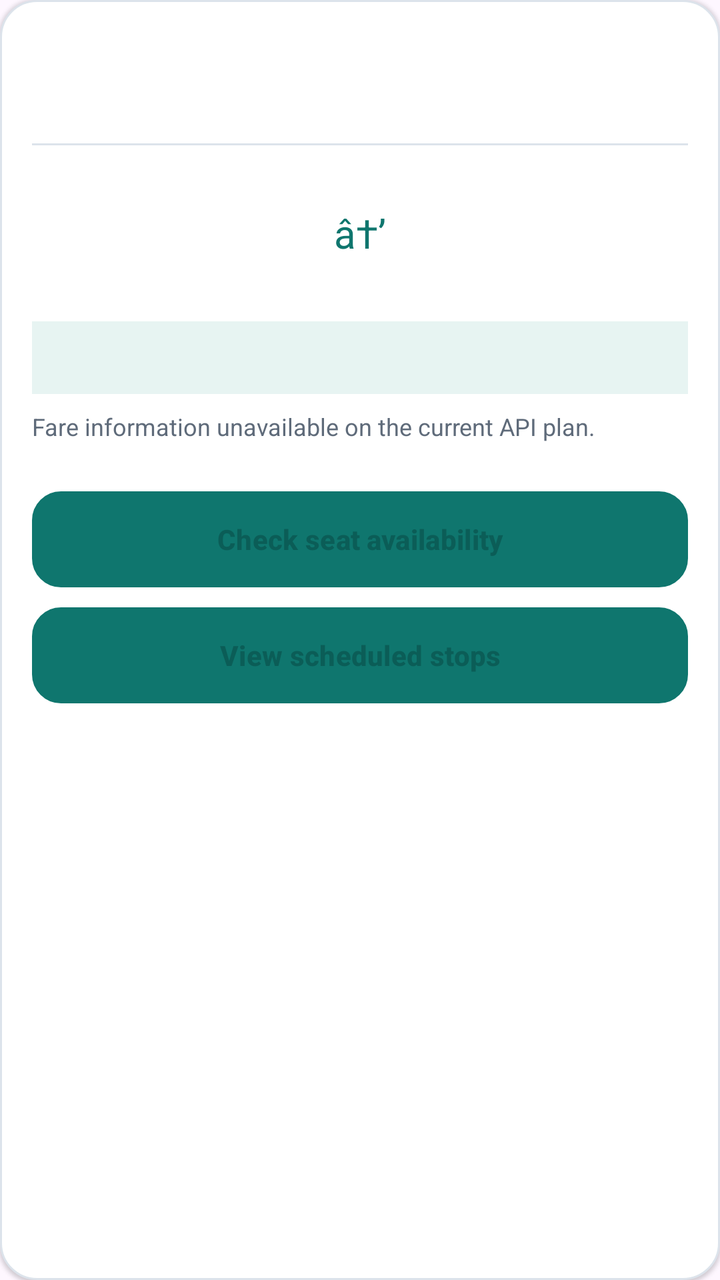
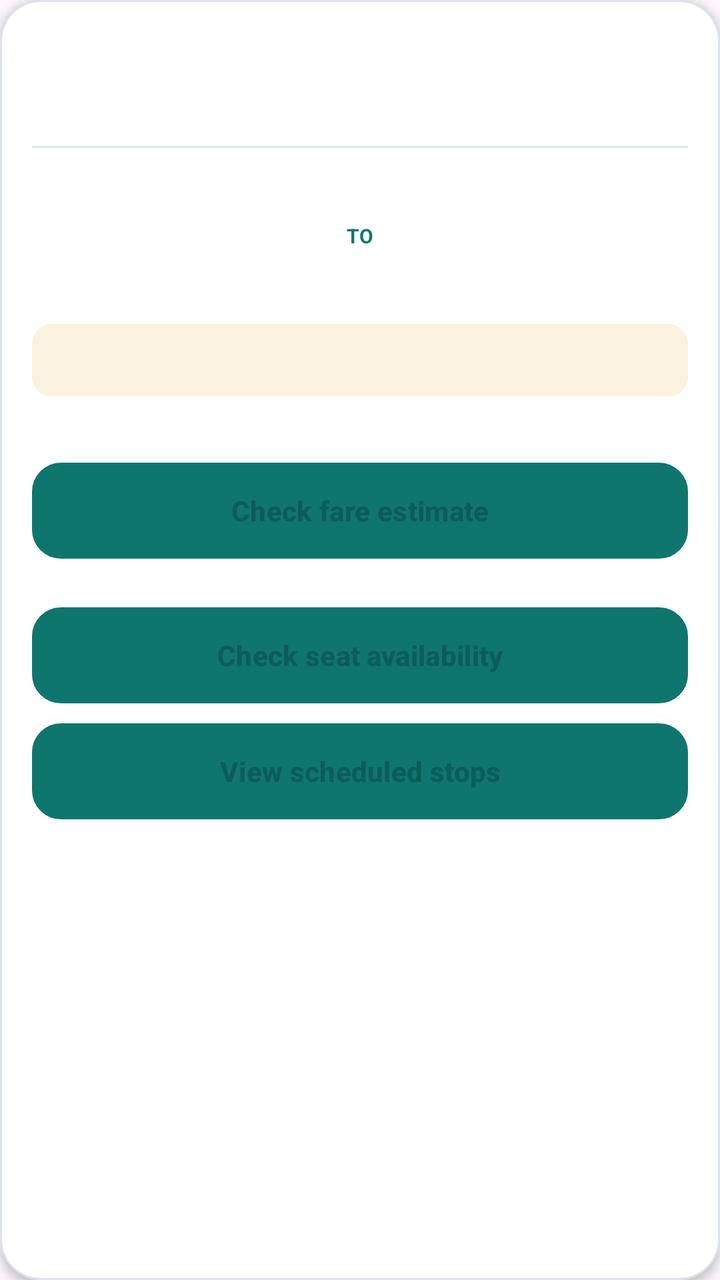

Screens rendered from an Android XML layout before and after an edit, with the pre-edit source and the edit as a unified diff.
<!-- AndroidManifest.xml: application theme Theme.MyApplication -->
<!-- res/layout/item_live_train.xml -->
<?xml version="1.0" encoding="utf-8"?>
<LinearLayout xmlns:android="http://schemas.android.com/apk/res/android"
    android:layout_width="match_parent"
    android:layout_height="wrap_content"
    android:background="@drawable/card_background"
    android:elevation="1dp"
    android:orientation="vertical"
    android:padding="16dp">

    <TextView
        android:id="@+id/liveTrainName"
        android:layout_width="match_parent"
        android:layout_height="wrap_content"
        android:textColor="@color/ink"
        android:textSize="18sp"
        android:textStyle="bold" />

    <TextView
        android:id="@+id/liveTrainType"
        android:layout_width="match_parent"
        android:layout_height="wrap_content"
        android:layout_marginTop="3dp"
        android:textColor="@color/muted"
        android:textSize="12sp" />

    <View
        android:layout_width="match_parent"
        android:layout_height="1dp"
        android:layout_marginTop="12dp"
        android:layout_marginBottom="12dp"
        android:background="@color/border" />

    <LinearLayout
        android:layout_width="match_parent"
        android:layout_height="wrap_content"
        android:orientation="horizontal">

        <LinearLayout
            android:layout_width="0dp"
            android:layout_height="wrap_content"
            android:layout_weight="1"
            android:orientation="vertical">
            <TextView android:id="@+id/liveTrainDeparture" android:layout_width="match_parent" android:layout_height="wrap_content" android:textColor="@color/ink" android:textSize="20sp" android:textStyle="bold" />
            <TextView android:id="@+id/liveTrainSource" android:layout_width="match_parent" android:layout_height="wrap_content" android:layout_marginTop="3dp" android:textColor="@color/muted" android:textSize="12sp" />
            <TextView android:id="@+id/liveTrainDepartureDay" android:layout_width="match_parent" android:layout_height="wrap_content" android:layout_marginTop="3dp" android:textColor="@color/muted" android:textSize="11sp" />
        </LinearLayout>

        <TextView
            android:layout_width="wrap_content"
            android:layout_height="wrap_content"
            android:layout_gravity="center_vertical"
            android:padding="8dp"
            android:text="â†’"
            android:textColor="@color/brand"
            android:textSize="20sp" />

        <LinearLayout
            android:layout_width="0dp"
            android:layout_height="wrap_content"
            android:layout_weight="1"
            android:gravity="end"
            android:orientation="vertical">
            <TextView android:id="@+id/liveTrainArrival" android:layout_width="match_parent" android:layout_height="wrap_content" android:gravity="end" android:textColor="@color/ink" android:textSize="20sp" android:textStyle="bold" />
            <TextView android:id="@+id/liveTrainDestination" android:layout_width="match_parent" android:layout_height="wrap_content" android:layout_marginTop="3dp" android:gravity="end" android:textColor="@color/muted" android:textSize="12sp" />
            <TextView android:id="@+id/liveTrainArrivalDay" android:layout_width="match_parent" android:layout_height="wrap_content" android:layout_marginTop="3dp" android:gravity="end" android:textColor="@color/muted" android:textSize="11sp" />
        </LinearLayout>
    </LinearLayout>

    <TextView
        android:id="@+id/liveTrainDetails"
        android:layout_width="match_parent"
        android:layout_height="wrap_content"
        android:layout_marginTop="12dp"
        android:background="@color/teal_soft"
        android:padding="10dp"
        android:textColor="@color/brand_dark"
        android:textSize="12sp" />

    <TextView
        android:layout_width="match_parent"
        android:layout_height="wrap_content"
        android:layout_marginTop="8dp"
        android:text="@string/fare_unavailable"
        android:textColor="@color/muted"
        android:textSize="12sp" />

    <TextView
        android:id="@+id/liveTrainAvailability"
        android:layout_width="match_parent"
        android:layout_height="wrap_content"
        android:layout_marginTop="2dp"
        android:textColor="@color/muted"
        android:textSize="12sp" />

    <Button
        android:id="@+id/liveTrainAvailabilityButton"
        android:layout_width="match_parent"
        android:layout_height="48dp"
        android:layout_marginTop="6dp"
        android:background="@drawable/button_secondary"
        android:minHeight="48dp"
        android:text="Check seat availability"
        android:textAllCaps="false"
        android:textColor="@color/brand_dark"
        android:textStyle="bold" />

    <Button
        android:id="@+id/liveTrainScheduleButton"
        android:layout_width="match_parent"
        android:layout_height="48dp"
        android:layout_marginTop="10dp"
        android:background="@drawable/button_secondary"
        android:minHeight="48dp"
        android:text="View scheduled stops"
        android:textAllCaps="false"
        android:textColor="@color/brand_dark"
        android:textStyle="bold" />
</LinearLayout>
<!-- resources referenced by this layout -->
<resources>
  <color name="border">#DCE3EB</color>
  <color name="brand">#0F766E</color>
  <color name="brand_dark">#0B5D57</color>
  <color name="ink">#14213D</color>
  <color name="muted">#5F6B7A</color>
  <color name="teal_soft">#E7F4F2</color>
  <!-- drawable button_secondary (drawable) -->
  <?xml version="1.0" encoding="utf-8"?>
  <shape xmlns:android="http://schemas.android.com/apk/res/android">
      <solid android:color="@color/surface" />
      <stroke android:width="1dp" android:color="@color/brand" />
      <corners android:radius="14dp" />
  </shape>
  <!-- drawable card_background (drawable) -->
  <?xml version="1.0" encoding="utf-8"?>
  <shape xmlns:android="http://schemas.android.com/apk/res/android"><solid android:color="@color/surface"/><stroke android:width="1dp" android:color="@color/border"/><corners android:radius="18dp"/></shape>
  <string name="fare_unavailable">Fare information unavailable on the current API plan.</string>
  <style name="Theme.MyApplication" parent="Base.Theme.MyApplication" />
  <color name="surface">#FFFFFFFF</color>
  <style name="Base.Theme.MyApplication" parent="Theme.Material3.Light.NoActionBar">
          <item name="colorPrimary">@color/brand</item>
          <item name="colorOnPrimary">@color/white</item>
          <item name="colorSecondary">@color/navy</item>
          <item name="colorOnSecondary">@color/white</item>
          <item name="android:colorAccent">@color/brand</item>
      </style>
  <color name="white">#FFFFFFFF</color>
  <color name="navy">#13233F</color>
</resources>

<!-- the commit's change to res/layout/item_live_train.xml (unified diff, before → after) -->
@@ -2,8 +2,8 @@
 <LinearLayout xmlns:android="http://schemas.android.com/apk/res/android"
     android:layout_width="match_parent"
     android:layout_height="wrap_content"
-    android:background="@drawable/card_background"
-    android:elevation="1dp"
+    android:background="@drawable/live_search_card"
+    android:elevation="3dp"
     android:orientation="vertical"
     android:padding="16dp">
 
@@ -12,7 +12,7 @@
         android:layout_width="match_parent"
         android:layout_height="wrap_content"
         android:textColor="@color/ink"
-        android:textSize="18sp"
+        android:textSize="19sp"
         android:textStyle="bold" />
 
     <TextView
@@ -50,9 +50,10 @@
             android:layout_height="wrap_content"
             android:layout_gravity="center_vertical"
             android:padding="8dp"
-            android:text="â†’"
+            android:text="TO"
             android:textColor="@color/brand"
-            android:textSize="20sp" />
+            android:textSize="10sp"
+            android:textStyle="bold" />
 
         <LinearLayout
             android:layout_width="0dp"
@@ -71,18 +72,31 @@
         android:layout_width="match_parent"
         android:layout_height="wrap_content"
         android:layout_marginTop="12dp"
-        android:background="@color/teal_soft"
+        android:background="@drawable/live_route_badge"
         android:padding="10dp"
         android:textColor="@color/brand_dark"
         android:textSize="12sp" />
 
     <TextView
+        android:id="@+id/liveTrainFare"
         android:layout_width="match_parent"
         android:layout_height="wrap_content"
-        android:layout_marginTop="8dp"
-        android:text="@string/fare_unavailable"
-        android:textColor="@color/muted"
-        android:textSize="12sp" />
+        android:layout_marginTop="10dp"
+        android:textColor="@color/brand_dark"
+        android:textSize="14sp"
+        android:textStyle="bold" />
+
+    <Button
+        android:id="@+id/liveTrainFareButton"
+        android:layout_width="match_parent"
+        android:layout_height="48dp"
+        android:layout_marginTop="4dp"
+        android:background="@drawable/button_secondary"
+        android:minHeight="48dp"
+        android:text="Check fare estimate"
+        android:textAllCaps="false"
+        android:textColor="@color/brand_dark"
+        android:textStyle="bold" />
 
     <TextView
         android:id="@+id/liveTrainAvailability"
<!-- resource entries referenced after the edit -->
@@ -5,7 +5,6 @@
   <color name="brand_dark">#0B5D57</color>
   <color name="ink">#14213D</color>
   <color name="muted">#5F6B7A</color>
-  <color name="teal_soft">#E7F4F2</color>
   <!-- drawable button_secondary (drawable) -->
   <?xml version="1.0" encoding="utf-8"?>
   <shape xmlns:android="http://schemas.android.com/apk/res/android">
@@ -13,12 +12,22 @@
       <stroke android:width="1dp" android:color="@color/brand" />
       <corners android:radius="14dp" />
   </shape>
-  <!-- drawable card_background (drawable) -->
+  <!-- drawable live_route_badge (drawable) -->
   <?xml version="1.0" encoding="utf-8"?>
-  <shape xmlns:android="http://schemas.android.com/apk/res/android"><solid android:color="@color/surface"/><stroke android:width="1dp" android:color="@color/border"/><corners android:radius="18dp"/></shape>
-  <string name="fare_unavailable">Fare information unavailable on the current API plan.</string>
+  <shape xmlns:android="http://schemas.android.com/apk/res/android">
+      <solid android:color="@color/live_accent_soft" />
+      <corners android:radius="10dp" />
+  </shape>
+  <!-- drawable live_search_card (drawable) -->
+  <?xml version="1.0" encoding="utf-8"?>
+  <shape xmlns:android="http://schemas.android.com/apk/res/android">
+      <solid android:color="@color/surface" />
+      <stroke android:width="1dp" android:color="@color/border" />
+      <corners android:radius="20dp" />
+  </shape>
   <style name="Theme.MyApplication" parent="Base.Theme.MyApplication" />
   <color name="surface">#FFFFFFFF</color>
+  <color name="live_accent_soft">#FBF3DF</color>
   <style name="Base.Theme.MyApplication" parent="Theme.Material3.Light.NoActionBar">
           <item name="colorPrimary">@color/brand</item>
           <item name="colorOnPrimary">@color/white</item>
